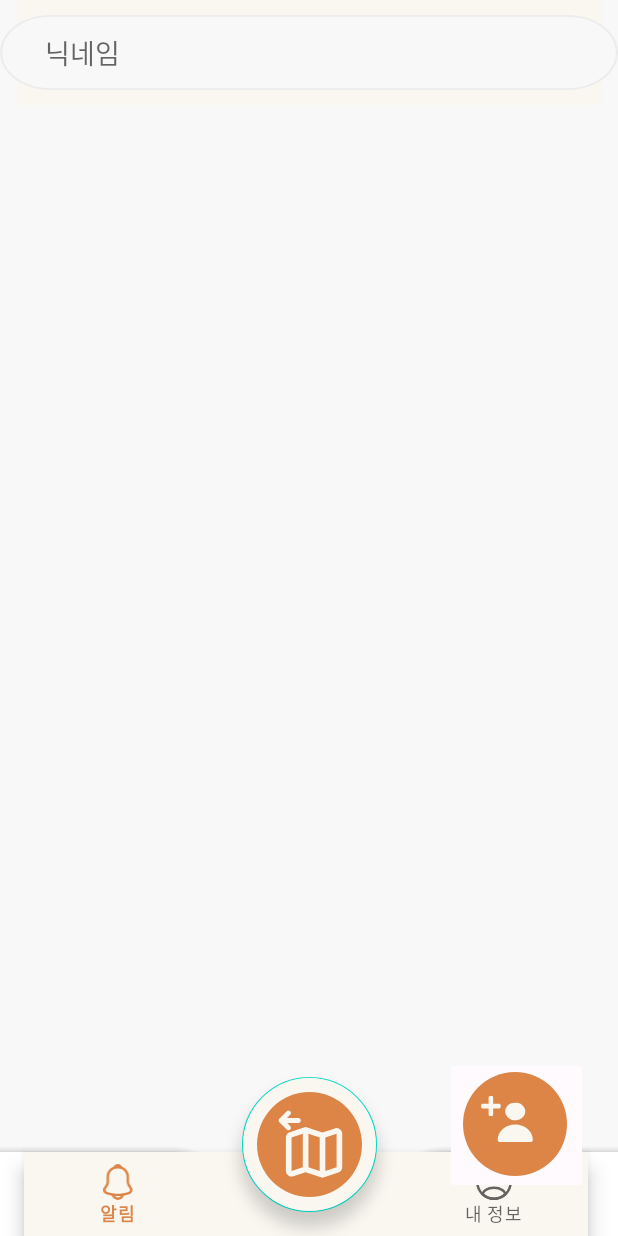
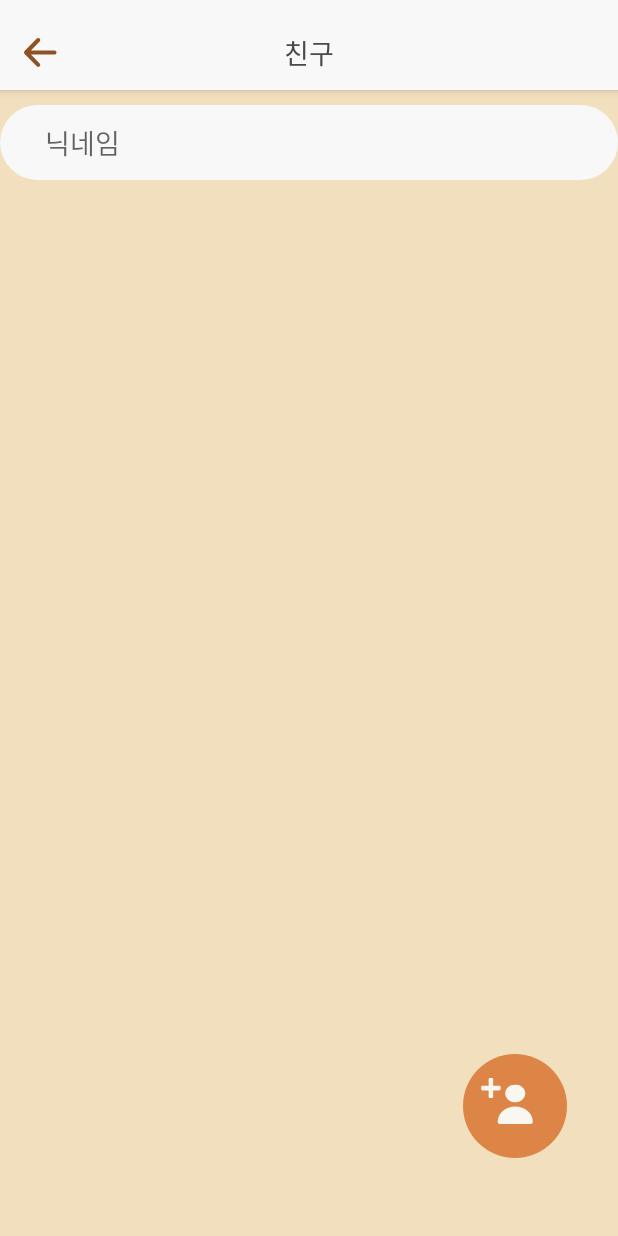
Before and after one commit to arty314/Broaf, an Android app: the FriendListActivity screen opened directly, with no data from a screen before it, on a phone screen of 412 x 824 dp. Run offline under Robolectric (Android 15) with nearby library versions, the phone set to English and light mode, and no system bars; our stand-ins replace Firebase (no records; nobody signed in at launch, a user with empty details on screens opened directly).

Commit message:
상단바 추가

```diff
--- a/app/src/main/res/layout/activity_friend_list.xml
+++ b/app/src/main/res/layout/activity_friend_list.xml
@@ -5,7 +5,7 @@
     xmlns:tools="http://schemas.android.com/tools"
     android:layout_width="match_parent"
     android:layout_height="match_parent"
-    android:background="@color/white_2"
+    android:background="@color/oat"
     tools:context=".FriendListActivity">
 
     <!-- 본 컨텐츠가 올라올 프레임 -->
@@ -13,70 +13,20 @@
         android:id="@+id/frame_layout"
         android:layout_width="match_parent"
         android:layout_height="match_parent"
-        app:layout_constraintTop_toBottomOf="@id/friendlist_upperbar"
+        android:layout_marginTop="60dp"
         >
-
-
-
-    </FrameLayout>
-
-
-    <!-- 하단바 -->
-    <com.google.android.material.bottomappbar.BottomAppBar
-        android:layout_width="match_parent"
-        android:layout_height="wrap_content"
-        android:id="@+id/bottomAppBar"
-        android:layout_gravity="bottom"
-        android:background="@color/cream"
-        app:fabCradleMargin="10dp"
-        app:fabCradleRoundedCornerRadius="50dp"
-        >
-        <!-- 알림, 내 정보 보기 있는 하단바 -->
-        <com.google.android.material.bottomnavigation.BottomNavigationView
-            android:id="@+id/bottomNavigationView"
-            android:layout_width="match_parent"
-            android:layout_height="wrap_content"
-            android:background="@color/cream"
-            android:layout_marginEnd="20dp"
-            app:labelVisibilityMode="labeled"
-            app:menu="@menu/bottom_nav_menu"
-            />
-    </com.google.android.material.bottomappbar.BottomAppBar>
-
-    <!-- 지도로 돌아가기 버튼(=홈으로 돌아가기) -->
-    <com.google.android.material.floatingactionbutton.FloatingActionButton
-        android:id="@+id/navi_to_home"
-        android:layout_width="wrap_content"
-        android:layout_height="wrap_content"
-        android:backgroundTint="@color/cream"
-        android:contentDescription="게시글 작성"
-        android:src="@drawable/back_to_map"
-        app:fabCustomSize="90dp"
-        app:hideMotionSpec="@null"
-        app:layout_anchor="@id/bottomAppBar"
-        app:maxImageSize="70dp"
-        app:showMotionSpec="@null"
-        app:tint="@null"
-        />
-
-    <ImageView
-        android:id="@+id/friendlist_upperbar"
-        android:src="@drawable/friendlist_upperbar"
-        android:layout_width="match_parent"
-        android:layout_height="wrap_content"
-        />
 
         <!-- 이미지 버튼 -->
         <ImageButton
             android:id="@+id/Iaddfriend"
             android:layout_width="wrap_content"
             android:layout_height="wrap_content"
+            android:layout_gravity="end|bottom"
+            android:layout_marginBottom="40dp"
             android:layout_marginEnd="20dp"
-        android:layout_marginBottom="28dp"
-        android:backgroundTint="#FEFAFD"
+            android:backgroundTint="@android:color/transparent"
             android:src="@drawable/addfriendbutton"
-        app:layout_anchor="@id/bottomAppBar"
-        app:layout_anchorGravity="bottom|end"
+
             />
 
         <EditText
@@ -86,7 +36,44 @@
             android:hint="닉네임"
             android:layout_marginTop="10dp"
             android:paddingHorizontal="30dp"
-        android:background="@drawable/regitextback"/>
+            android:background="@drawable/search_btn_background"/>
 
 
+    </FrameLayout>
+
+
+
+
+
+
+
+
+    <!--커스텀 상단바(xml 최하단에 둘 것)-->
+    <androidx.appcompat.widget.Toolbar
+        android:layout_width="match_parent"
+        android:layout_height="60dp"
+        android:elevation="4dp"
+        android:background="@color/white_2"
+        android:paddingTop="10dp"
+        android:gravity="center_vertical"
+        >
+        <ImageButton
+            android:id="@+id/toolbar_friend_back"
+            android:layout_width="wrap_content"
+            android:layout_height="wrap_content"
+            android:layout_gravity="left"
+            android:background="@drawable/icon_back"
+            />
+        <TextView
+            android:layout_width="wrap_content"
+            android:layout_height="wrap_content"
+            android:layout_gravity="center"
+            android:textSize="18sp"
+            android:text="친구"
+            android:fontFamily="@font/notosanskrbold"
+            android:textColor="@color/top_nav_text"
+            />
+    </androidx.appcompat.widget.Toolbar>
+    <!--여기까지 상단바: 친구-->
+
 </androidx.coordinatorlayout.widget.CoordinatorLayout>
--- a/app/src/main/res/layout/fragment_account_info.xml
+++ b/app/src/main/res/layout/fragment_account_info.xml
@@ -48,7 +48,7 @@
         android:gravity="center_vertical"
         >
         <ImageButton
-            android:id="@+id/toolbar_notice_back"
+            android:id="@+id/toolbar_accountInfo_back"
             android:layout_width="wrap_content"
             android:layout_height="wrap_content"
             android:layout_gravity="left"
--- a/app/src/main/res/layout/fragment_announcement_viewer.xml
+++ b/app/src/main/res/layout/fragment_announcement_viewer.xml
@@ -9,6 +9,8 @@
     <TextView
         android:layout_width="match_parent"
         android:layout_height="match_parent"
+        android:layout_marginTop="60dp"
+
         android:gravity="center"
         android:text="공지 뷰어" />
 
@@ -25,7 +27,7 @@
         android:gravity="center_vertical"
         >
         <ImageButton
-            android:id="@+id/toolbar_notice_back"
+            android:id="@+id/toolbar_announcement_back"
             android:layout_width="wrap_content"
             android:layout_height="wrap_content"
             android:layout_gravity="left"
--- a/app/src/main/res/layout/fragment_notice.xml
+++ b/app/src/main/res/layout/fragment_notice.xml
@@ -9,6 +9,7 @@
     <TextView
         android:layout_width="match_parent"
         android:layout_height="match_parent"
+        android:layout_marginTop="60dp"
         android:text="notice"
         android:gravity="center"
         android:textSize="30sp"
```
Also changed, not shown: app/src/main/res/layout/fragment_my_posts.xml (deleted, +0 -43 lines), app/src/main/res/layout/fragment_myinfo.xml (+33 -5 lines), app/src/main/res/layout/fragment_notice_setting.xml (+14 -9 lines). Lines whose indentation alone changed are shown as unchanged.
